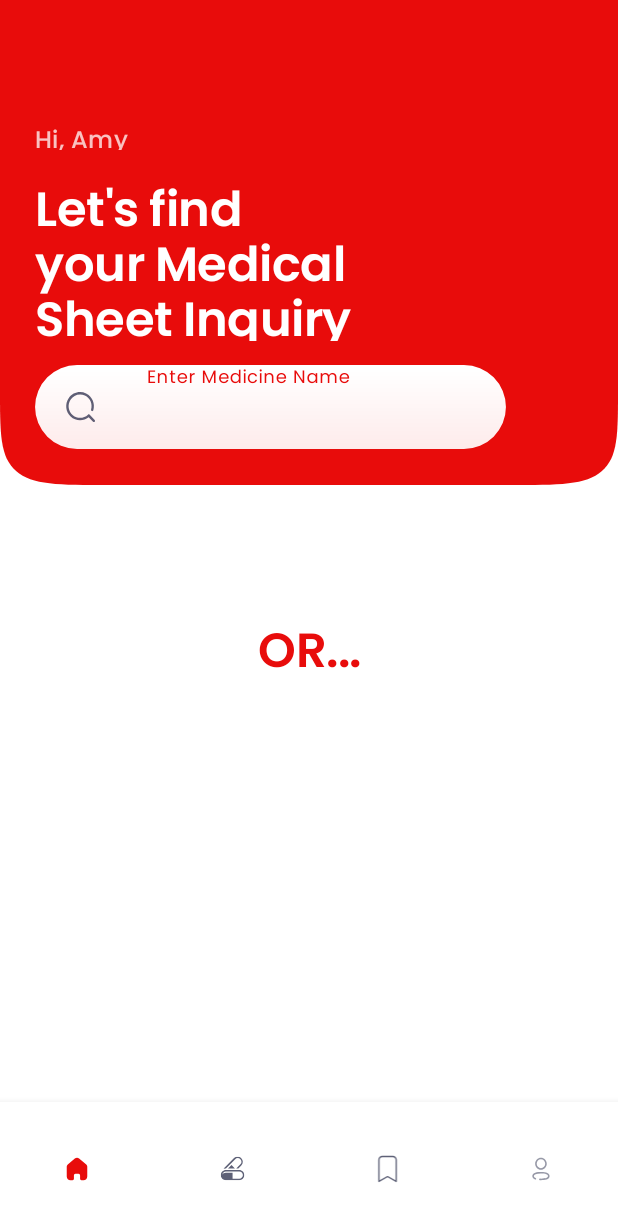
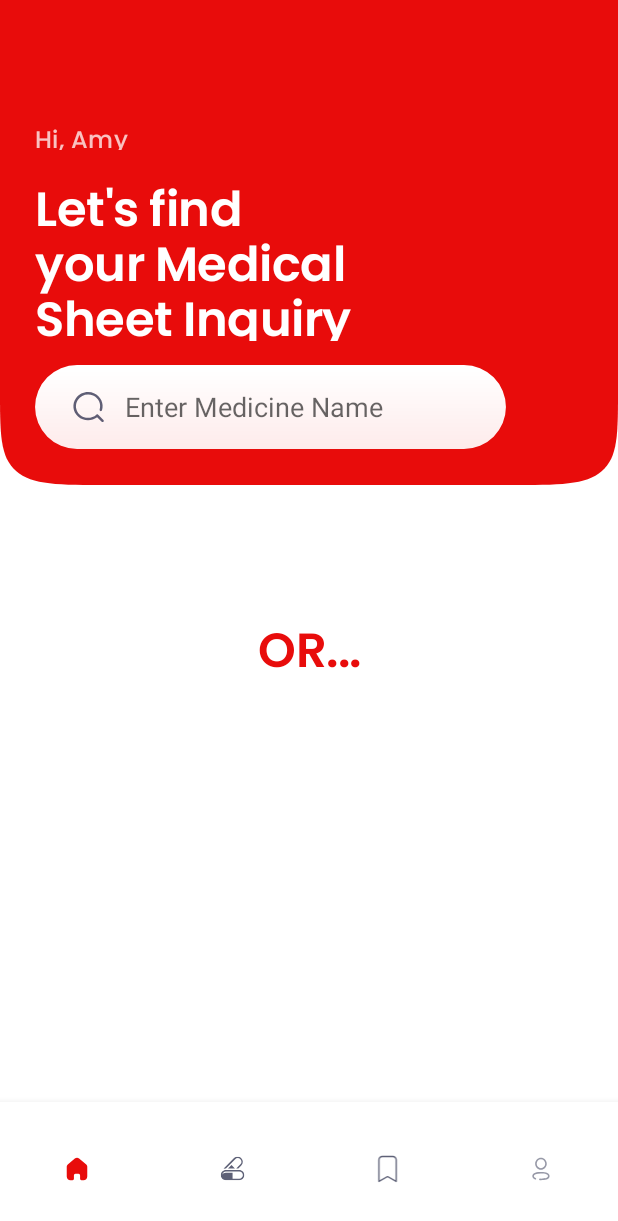
Before and after one commit to kprose07/MEDISCAN, an Android app: the HomeFragment screen opened directly, with no data from a screen before it, on a phone screen of 412 x 824 dp. Shown: the top 1221 px of the screen. Run offline under Robolectric (Android 15) with nearby library versions, the phone set to English and light mode, and no system bars.

Commit message:
Created searchbar ~Rose

```diff
--- a/app/src/main/res/layout/fragment_home.xml
+++ b/app/src/main/res/layout/fragment_home.xml
@@ -5,6 +5,7 @@
     android:layout_width="match_parent"
     android:layout_height="match_parent"
     android:background="#FFFFFF">
+
     <RelativeLayout
         android:layout_width="match_parent"
         android:layout_height="match_parent">
@@ -55,7 +56,8 @@
             android:gravity="top"
             android:lineSpacingExtra="-8sp"
             android:text="@string/hi_amy"
-            android:textAppearance="@style/hi_amy" />
+            android:textAppearance="@style/hi_amy"
+            tools:ignore="TextContrastCheck" />
 
         <TextView
             android:id="@+id/let_s_find_"
@@ -86,61 +88,28 @@
             android:layout_marginTop="243dp"
             android:background="@drawable/ic_rectangle_3" />
 
-        <View
-            android:id="@+id/searchic"
-            android:layout_width="24dp"
-            android:layout_height="24dp"
+        <SearchView
+            android:id="@+id/idSV"
+            android:layout_width="313dp"
+            android:layout_height="56dp"
             android:layout_alignParentStart="true"
             android:layout_alignParentTop="true"
-            android:layout_marginStart="42dp"
-            android:layout_marginTop="259dp"
-            android:background="@drawable/ic_search" />
-        <!-- Let’s find your Medical Sheet Inquiry
-        <com.google.android.material.textfield.TextInputLayout
-            android:layout_width="154dp"
-            android:layout_height="56dp"
-            android:layout_alignParentLeft="true"
-            android:layout_alignParentTop="true"
-            android:layout_marginLeft="82.24dp"
-            android:layout_marginTop="243dp"
-            android:gravity="top"
-            android:outlineProvider="none"
-            app:boxBackgroundColor="#00FFFFFF"
-            app:boxStrokeColor="#00FFFFFF"
-            app:boxStrokeErrorColor="#00FFFFFF"
-            app:hintTextColor="#A6080C2F">
+            android:layout_marginStart="23dp"
+            android:layout_marginTop="243sp"
+            android:layout_marginEnd="8dp"
+            android:layout_marginBottom="8dp"
+            android:fontFamily="@font/poppins_mediumbb"
+            android:iconifiedByDefault="false"
+            android:padding="4dp"
+            android:queryBackground="@null"
+            android:queryHint="Enter Medicine Name"
+            android:searchIcon="@drawable/ic_search"
+            android:textColorHint="#A6080C2F"
+            android:textSize="14sp"
+            app:queryBackground="@null" />
 
-            <com.google.android.material.textfield.TextInputEditText
-                android:layout_width="match_parent"
-                android:layout_height="wrap_content"
-                android:hint="Enter Medicine Name"
-                android:textColorHint="#A6080C2F" />
-        </com.google.android.material.textfield.TextInputLayout>-->
-
-        <com.google.android.material.textfield.TextInputLayout
-            style="@style/Widget.MaterialComponents.TextInputLayout.OutlinedBox.Dense"
-            android:layout_width="232dp"
-            android:layout_height="56dp"
-            android:layout_alignParentLeft="true"
-            android:layout_alignParentTop="true"
-            android:layout_marginLeft="82dp"
-            android:layout_marginTop="243dp"
-            android:gravity="top"
-            android:hint="Enter Medicine Name"
-            android:textColorHint="#A6080C2F"
-            app:boxStrokeWidth="0dp"
-            app:boxStrokeWidthFocused="0dp"
-            app:endIconMode="clear_text"
-            app:endIconTint="#A6080C2F"
-            app:shapeAppearance="@style/Rounded">
-
-            <com.google.android.material.textfield.TextInputEditText
-                android:layout_width="match_parent"
-                android:layout_height="wrap_content"
-                android:fontFamily="@font/poppins_mediumbb"
-                android:textSize="14sp" />
-
-        </com.google.android.material.textfield.TextInputLayout>
+        <!--List View from which data is to be searched
+             for different programming languages-->
 
     </RelativeLayout>
 </FrameLayout>
```
